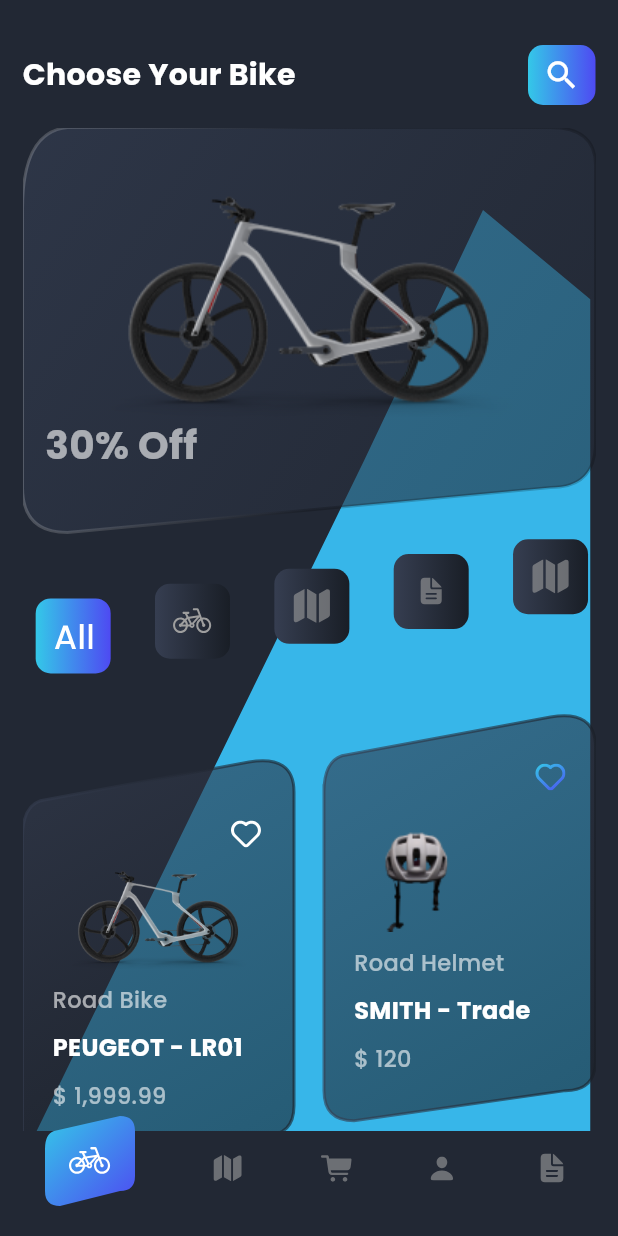
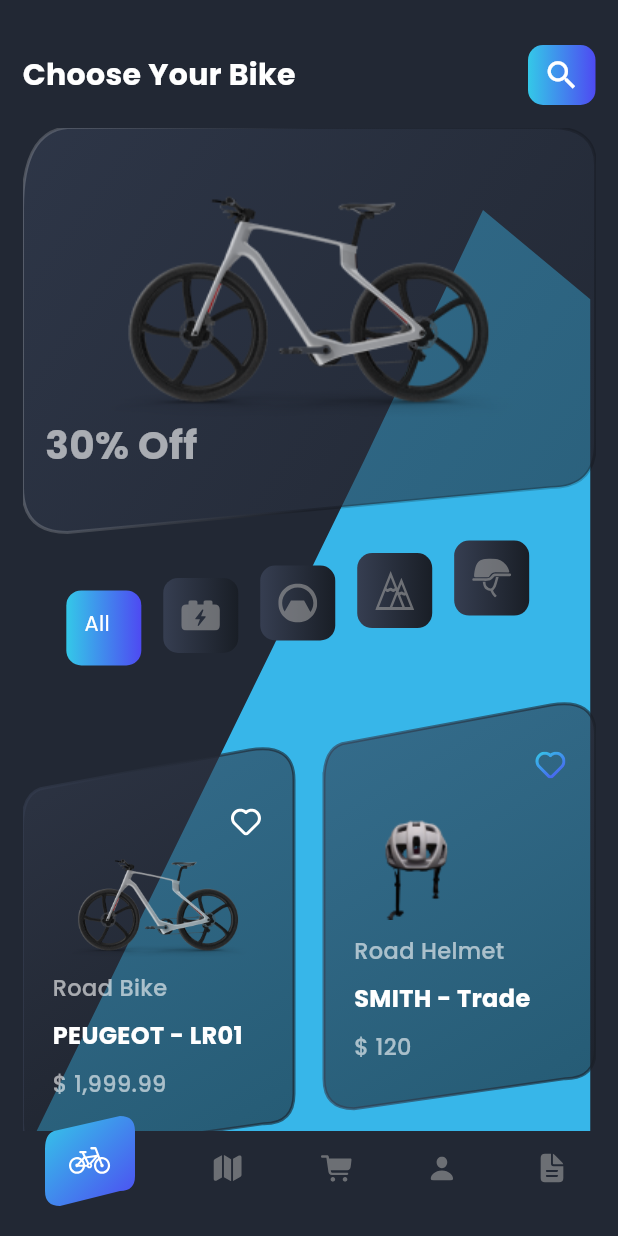
Before and after one commit to eslamelezaby98/bike_app, a Flutter app: the screen it shows after launch, on a phone screen of 412 x 824 dp. Run offline on Flutter 3.47's test engine with Material 3 defaults, Android fonts, the phone set to English and light mode, and no system bars; our stand-ins replace flutter_svg.

Commit message:
fix style

```diff
--- a/lib/core/const/app_const.dart
+++ b/lib/core/const/app_const.dart
@@ -6,11 +6,11 @@ class AppConst {
   static const String svg = "assets/svg/";
 
   static const List<String> horizontalListIcons = [
-    "${svg}All.svg",
-    "${svg}bicycle.svg",
-    "${svg}map.fill.svg",
-    "${svg}doc.text.fill.svg",
-    "${svg}map.fill.svg",
+    "",
+    "${svg}icon2.svg",
+    "${svg}icon3.svg",
+    "${svg}icon4.svg",
+    "${svg}icon5.svg",
   ];
   static const List<String> bottomNavItems = [
     "${svg}bicycle.svg",
--- a/lib/views/main/widget/horizontal_icons_widget.dart
+++ b/lib/views/main/widget/horizontal_icons_widget.dart
@@ -26,10 +26,11 @@ class _HorizontaliconsWidgetState extends State<HorizontaliconsWidget> {
           child: SingleChildScrollView(
             scrollDirection: Axis.horizontal,
             child: Padding(
-              padding: const EdgeInsets.all(8.0),
+              padding: const EdgeInsets.all(4.0),
               child: Row(
                 children:
                     List.generate(AppConst.horizontalListIcons.length, (index) {
+                  var item = AppConst.horizontalListIcons[index];
                   return InkWell(
                     onTap: () {
                       setState(() {
@@ -42,7 +43,7 @@ class _HorizontaliconsWidgetState extends State<HorizontaliconsWidget> {
                         width: 50,
                         height: AppConst.horizontalListIcons.length * 10,
                         margin: EdgeInsets.only(
-                          right: 30,
+                          right: 15,
                           bottom: index * 3,
                         ),
                         padding: const EdgeInsets.all(12),
@@ -55,14 +56,24 @@ class _HorizontaliconsWidgetState extends State<HorizontaliconsWidget> {
                                         const Color(0xff363E51),
                                         const Color(0xff191E26)
                                       ])),
-                        child: SvgPicture.asset(
-                          AppConst.horizontalListIcons[index],
-                          height: 5,
-                          width: 10,
-                          fit: BoxFit.contain,
-                          color:
-                              currentIcon == index ? Colors.white : Colors.grey,
-                        ),
+                        child: index == 0
+                            ? Text(
+                                "All",
+                                style: TextStyle(
+                                  color: currentIcon == index
+                                      ? Colors.white
+                                      : Colors.grey,
+                                ),
+                              )
+                            : SvgPicture.asset(
+                                item,
+                                height: 5,
+                                width: 10,
+                                fit: BoxFit.contain,
+                                color: currentIcon == index
+                                    ? Colors.white
+                                    : Colors.grey,
+                              ),
                       ),
                     ),
                   );
--- a/lib/views/main/widget/poducts_grid_widget.dart
+++ b/lib/views/main/widget/poducts_grid_widget.dart
@@ -12,6 +12,7 @@ class ProductsGridWidget extends StatelessWidget {
     return GridView.count(
       crossAxisCount: 2,
       shrinkWrap: true,
+      padding: EdgeInsets.zero,
       crossAxisSpacing: 20,
       mainAxisSpacing: 0,
       childAspectRatio: .55,
```
Also changed, not shown: assets/svg/icon2.svg (added), assets/svg/icon3.svg (added), assets/svg/icon4.svg (added), assets/svg/icon5.svg (added).
